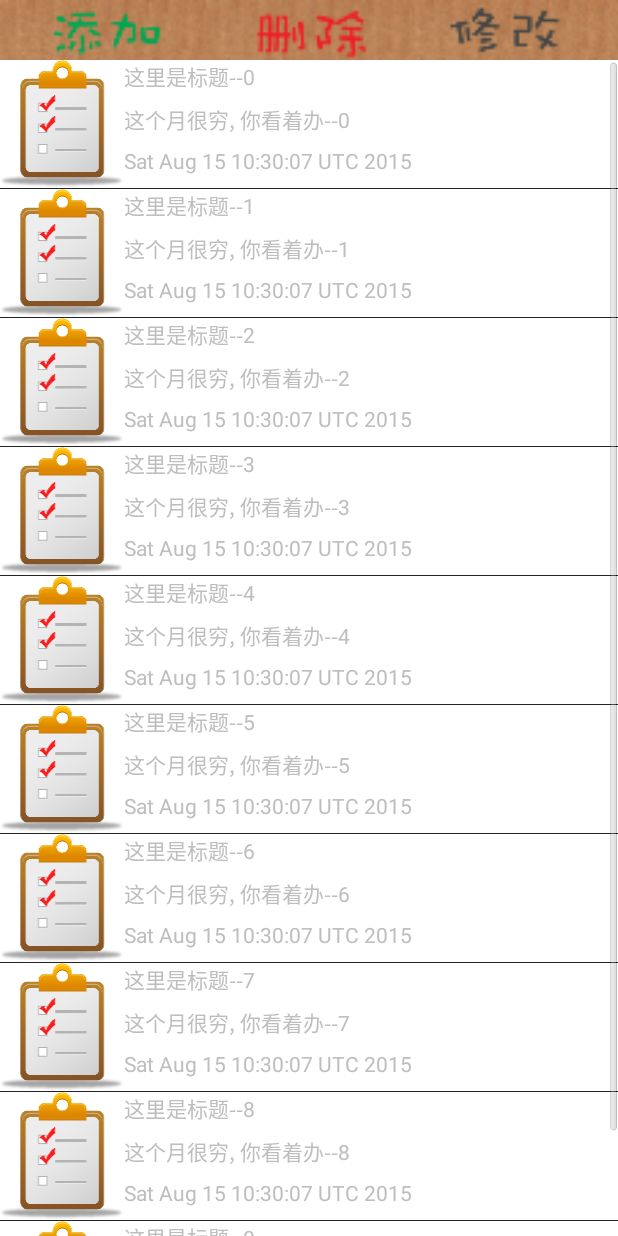
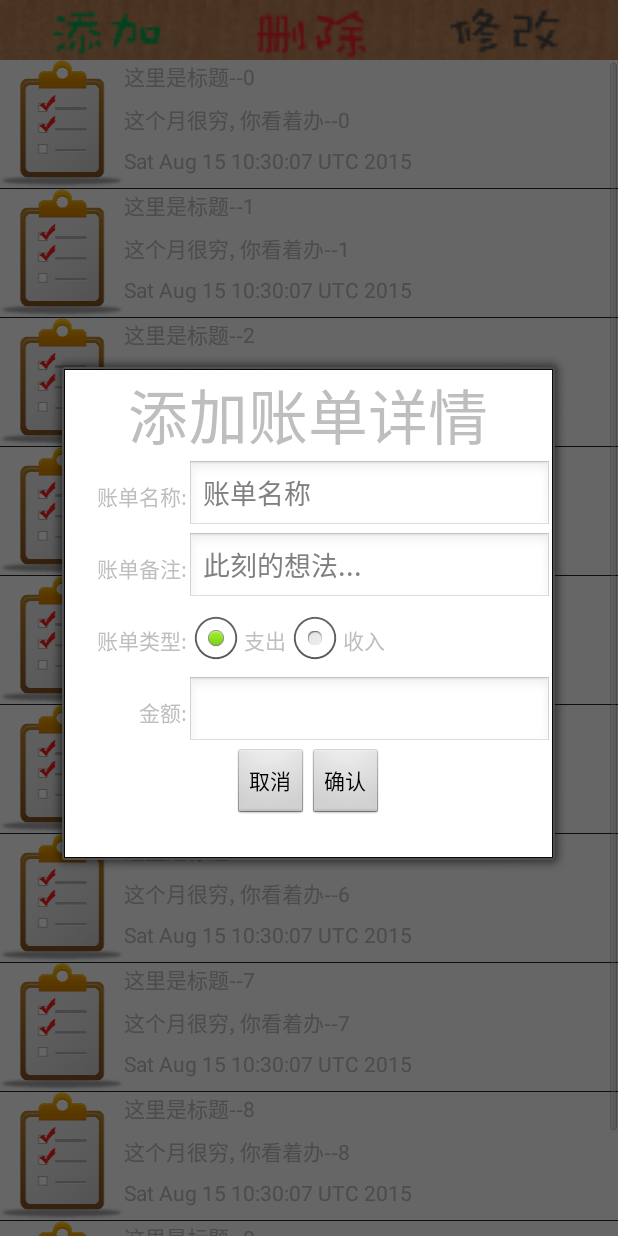
Before and after one commit to dimoge/granule-android, an Android app: the CheckActivity screen opened directly, with no data from a screen before it, after a tap on an icon or button, on a phone screen of 412 x 824 dp. Run offline under Robolectric (Android 15) with nearby library versions, the phone set to English and light mode, and no system bars; 1 statement that could not run was skipped.

Commit message:
点击弹出添加账单详情对话框

```diff
--- a/src/main/java/granule/dimoge/me/activity/CheckActivity.java
+++ b/src/main/java/granule/dimoge/me/activity/CheckActivity.java
@@ -11,6 +11,7 @@ import android.widget.TextView;
 import granule.dimoge.me.R;
 import granule.dimoge.me.adapter.CheckLlistAdapter;
 import granule.dimoge.me.biz.CheckBiz;
+import granule.dimoge.me.dialog.CheckCreateDialog;
 import granule.dimoge.me.entity.Check;
 
 import java.text.ParseException;
@@ -49,6 +50,8 @@ public class CheckActivity extends Activity implements View.OnClickListener {
         switch (v.getId()){
             case R.id.check_create_imgBtn:
                 //TODO:创建一个新的账单
+                CheckCreateDialog checkCreateDialog = new CheckCreateDialog(context, R.style.account_create_style);
+                checkCreateDialog.showDialog();
                 break;
             default:return;
         }
--- a/src/main/java/granule/dimoge/me/dialog/CheckCreateDialog.java
+++ b/src/main/java/granule/dimoge/me/dialog/CheckCreateDialog.java
@@ -2,7 +2,13 @@ package granule.dimoge.me.dialog;
 
 import android.app.Dialog;
 import android.content.Context;
+import android.view.Window;
+import android.view.WindowManager;
+import android.widget.EditText;
+import android.widget.RadioButton;
+import android.widget.RadioGroup;
 import granule.dimoge.me.R;
+import granule.dimoge.me.utils.CommonUtil;
 
 /**
  * Created by dime on 2015/8/15 0015.
@@ -10,13 +16,41 @@ import granule.dimoge.me.R;
 public class CheckCreateDialog extends Dialog {
 
     Context context;
+    Window window;
 
-    public CheckCreateDialog(Context context) {
-        super(context);
+    EditText check_title_edtTxt, check_remark_edtTxt, check_amount_edtTxt;//标题, 备注, 金额
+    RadioGroup account_icon_rdoGroup;
+    RadioButton check_out_radioBtn;
+
+    public CheckCreateDialog(Context context, int theme) {
+        super(context, theme);
         this.context = context;
     }
 
     public void showDialog(){
-//        setContentView(R.layout.);
+        setContentView(R.layout.dialog_check_create);
+        window = getWindow();
+        WindowManager.LayoutParams layoutParams = window.getAttributes();
+        layoutParams.width = CommonUtil.dip2px(context, 350);
+        layoutParams.height = CommonUtil.dip2px(context, 350);
+        window.setAttributes(layoutParams);
+        setCanceledOnTouchOutside(false);//不允许触摸消失
+
+        initView();//初始化控件
+        initClick();//初始化控件点击事件
+
+        show();
+    }
+
+    private void initClick() {
+        check_title_edtTxt = (EditText) findViewById(R.id.check_title_edtTxt);
+        check_remark_edtTxt = (EditText) findViewById(R.id.check_remark_edtTxt);
+        check_amount_edtTxt = (EditText) findViewById(R.id.check_amount_edtTxt);
+        account_icon_rdoGroup = (RadioGroup) findViewById(R.id.account_icon_rdoGroup);
+        check_out_radioBtn = (RadioButton) findViewById(R.id.check_out_radioBtn);
+    }
+
+    private void initView() {
+
     }
 }
--- a/src/main/res/layout/dialog_check_create.xml
+++ b/src/main/res/layout/dialog_check_create.xml
@@ -35,6 +35,11 @@
         <EditText android:id="@+id/check_amount_edtTxt" android:layout_width="match_parent" android:layout_height="match_parent" android:inputType="number" android:layout_weight="1"/>
     </LinearLayout>
 
+    <LinearLayout android:layout_width="match_parent" android:layout_height="wrap_content" android:gravity="center" android:orientation="horizontal">
+        <Button android:id="@+id/check_create_no_btn" android:layout_width="wrap_content" android:layout_height="wrap_content" android:text="取消"/>
+        <Button android:id="@+id/check_create_yes_btn" android:layout_width="wrap_content" android:layout_height="wrap_content" android:text="确认"/>
+    </LinearLayout>
+
 
 
 </LinearLayout>
```
